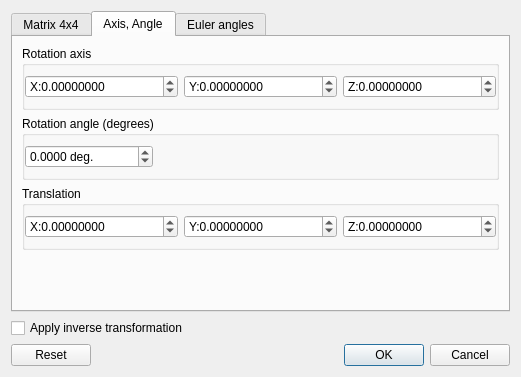
Before: the Qt Designer form qCC/ui_templates/applyTransformationDlg.ui in CloudCompare/CloudCompare, drawn with Qt 5.
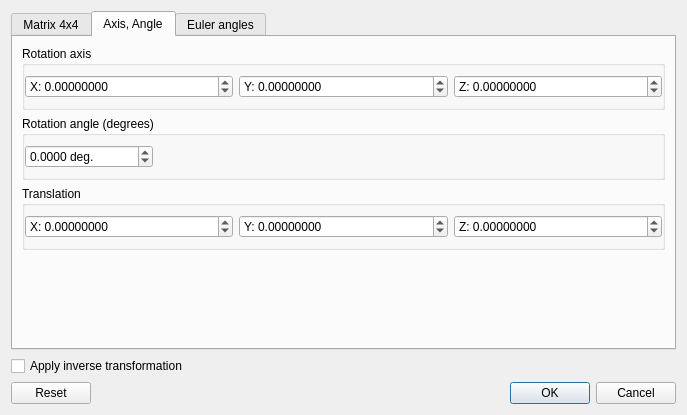
After: the same form once the commit is applied. The open tabs and pages were chosen to show the change.

What changed in the file:
```diff
--- a/qCC/ui_templates/applyTransformationDlg.ui
+++ b/qCC/ui_templates/applyTransformationDlg.ui
@@ -6,8 +6,8 @@
    <rect>
     <x>0</x>
     <y>0</y>
-    <width>516</width>
-    <height>370</height>
+    <width>687</width>
+    <height>415</height>
    </rect>
   </property>
   <property name="windowTitle">
@@ -194,7 +194,7 @@
           <item>
            <widget class="QDoubleSpinBox" name="rxAxisDoubleSpinBox">
             <property name="prefix">
-             <string>X:</string>
+             <string notr="true">X: </string>
             </property>
             <property name="decimals">
              <number>8</number>
@@ -210,7 +210,7 @@
           <item>
            <widget class="QDoubleSpinBox" name="ryAxisDoubleSpinBox">
             <property name="prefix">
-             <string>Y:</string>
+             <string notr="true">Y: </string>
             </property>
             <property name="decimals">
              <number>8</number>
@@ -226,7 +226,7 @@
           <item>
            <widget class="QDoubleSpinBox" name="rzAxisDoubleSpinBox">
             <property name="prefix">
-             <string>Z:</string>
+             <string notr="true">Z: </string>
             </property>
             <property name="decimals">
              <number>8</number>
@@ -307,7 +307,7 @@
           <item>
            <widget class="QDoubleSpinBox" name="txAxisDoubleSpinBox">
             <property name="prefix">
-             <string>X:</string>
+             <string notr="true">X: </string>
             </property>
             <property name="decimals">
              <number>8</number>
@@ -323,7 +323,7 @@
           <item>
            <widget class="QDoubleSpinBox" name="tyAxisDoubleSpinBox">
             <property name="prefix">
-             <string>Y:</string>
+             <string notr="true">Y: </string>
             </property>
             <property name="decimals">
              <number>8</number>
@@ -339,7 +339,7 @@
           <item>
            <widget class="QDoubleSpinBox" name="tzAxisDoubleSpinBox">
             <property name="prefix">
-             <string>Z:</string>
+             <string notr="true">Z: </string>
             </property>
             <property name="decimals">
              <number>8</number>
```
Left out of the diff: 14 changed lines with no effect on the pictures.
